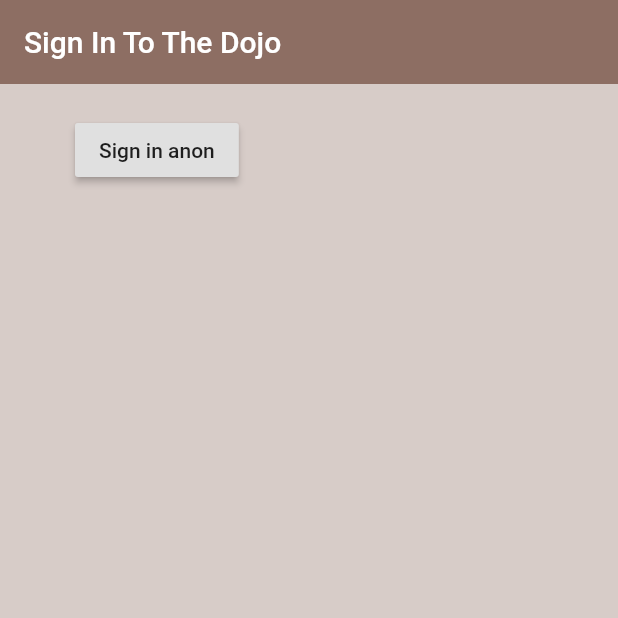
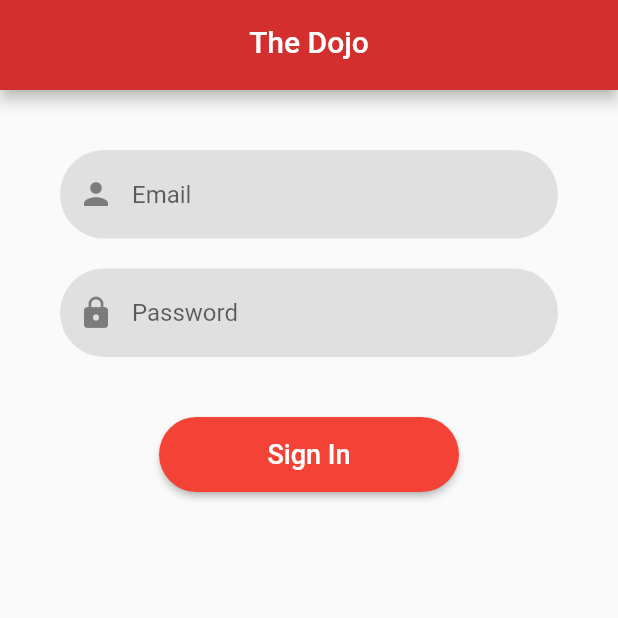
Before and after one commit to huynhtastic/the-dojo, a Flutter app: the screen it shows after launch, on a phone screen of 412 x 824 dp, the top half of it. Run offline on Flutter 3.47's test engine with Material 2 defaults, Android fonts, the phone set to English and light mode, and no system bars.

Commit message:
Make basic sign-in form

```diff
--- a/lib/app_authorization.dart
+++ b/lib/app_authorization.dart
@@ -1,11 +1,9 @@
 import 'package:flutter/material.dart';
-
-import 'screens/authentication/authentication.dart';
-import 'screens/app/app.dart';
+import 'package:the_dojo/screens/authentication/sign_in.dart';
 
 class AppAuthorization extends StatelessWidget {
   @override
   Widget build(BuildContext context) {
-    return MaterialApp(home: Authentication(),);
+    return SignIn();
   }
 }
--- a/lib/main.dart
+++ b/lib/main.dart
@@ -1,5 +1,13 @@
 import 'package:flutter/material.dart';
+import 'package:the_dojo/app_authorization.dart';
 
-import 'app_authorization.dart';
+class Main extends StatelessWidget {
+  @override
+  Widget build(BuildContext context) {
+    return MaterialApp(
+      home: AppAuthorization(),
+    );
+  }
+}
 
-void main() => runApp(AppAuthorization());
+void main() => runApp(Main());
--- a/lib/models/user.dart
+++ /dev/null
@@ -1,11 +0,0 @@
-import 'package:firebase_auth/firebase_auth.dart';
-
-class User {
-  final String uid;
-
-  User({this.uid});
-
-  static User fromFirebaseUser(FirebaseUser user) {
-    return user != null ? User(uid: user.uid) : null;
-  }
-}
--- a/lib/screens/authentication/authentication.dart
+++ /dev/null
@@ -1,17 +0,0 @@
-import 'package:flutter/material.dart';
-
-import 'signin.dart';
-
-class Authentication extends StatefulWidget {
-  @override
-  _AuthenticationState createState() => _AuthenticationState();
-}
-
-class _AuthenticationState extends State<Authentication> {
-  @override
-  Widget build(BuildContext context) {
-    return Container(
-      child: SignIn(),
-    );
-  }
-}
--- /dev/null
+++ b/lib/screens/authentication/constants/form_input_decoration.dart
@@ -0,0 +1,12 @@
+import 'package:flutter/material.dart';
+import 'package:the_dojo/theme.dart';
+
+final formInputDecoration = InputDecoration(
+  border: OutlineInputBorder(
+    borderRadius: BorderRadius.circular(30.0),
+    borderSide: BorderSide.none,
+  ),
+  focusColor: mainColor,
+  filled: true,
+  fillColor: Colors.grey[300],
+);
--- /dev/null
+++ b/lib/screens/authentication/sign_in.dart
@@ -0,0 +1,55 @@
+import 'package:flutter/material.dart';
+import 'package:the_dojo/screens/authentication/constants/form_input_decoration.dart';
+import 'package:the_dojo/screens/authentication/widgets/auth_app_bar.dart';
+import 'package:the_dojo/theme.dart';
+
+class SignIn extends StatelessWidget {
+  @override
+  Widget build(BuildContext context) {
+    final _formKey = GlobalKey<FormState>();
+
+    return Scaffold(
+      appBar: AuthAppBar(title: 'The Dojo'),
+      body: Container(
+        padding: EdgeInsets.all(40.0),
+        child: Form(
+          key: _formKey,
+          child: Column(
+            children: <Widget>[
+              TextFormField(
+                decoration: formInputDecoration.copyWith(
+                  hintText: 'Email',
+                  prefixIcon: Icon(Icons.person),
+                ),
+              ),
+              SizedBox(height: 20),
+              TextFormField(
+                decoration: formInputDecoration.copyWith(
+                  hintText: 'Password',
+                  prefixIcon: Icon(Icons.lock),
+                ),
+              ),
+              SizedBox(height: 40),
+              MaterialButton(
+                height: 50.0,
+                minWidth: 200.0,
+                shape: RoundedRectangleBorder(
+                  borderRadius: BorderRadius.circular(30.0),
+                ),
+                color: mainColor,
+                child: Text(
+                  'Sign In',
+                  style: TextStyle(
+                    color: Colors.white,
+                    fontSize: 18,
+                  ),
+                ),
+                onPressed: () {},
+              ),
+            ],
+          ),
+        ),
+      ),
+    );
+  }
+}
--- a/lib/screens/authentication/signin.dart
+++ /dev/null
@@ -1,38 +0,0 @@
-import 'package:flutter/material.dart';
-import 'package:the_dojo/services/authentication.dart';
-
-class SignIn extends StatefulWidget {
-  @override
-  _SignInState createState() => _SignInState();
-}
-
-class _SignInState extends State<SignIn> {
-  final _auth = AuthenticationService();
-
-  @override
-  Widget build(BuildContext context) {
-    return Scaffold(
-      backgroundColor: Colors.brown[100],
-      appBar: AppBar(
-        backgroundColor: Colors.brown[400],
-        elevation: 0.0,
-        title: Text('Sign In To The Dojo'),
-      ),
-      body: Container(
-        padding: EdgeInsets.symmetric(vertical: 20.0, horizontal: 50.0),
-        child: RaisedButton(
-          child: Text('Sign in anon'),
-          onPressed: () async {
-            final res = await _auth.signInAnon();
-            if (res == null) {
-              print('sign in was null');
-            } else {
-              print('signed in');
-              print(res);
-            }
-          },
-        ),
-      ),
-    );
-  }
-}
--- /dev/null
+++ b/lib/screens/authentication/widgets/auth_app_bar.dart
@@ -0,0 +1,20 @@
+import 'package:flutter/material.dart';
+import 'package:the_dojo/theme.dart';
+
+class AuthAppBar extends StatelessWidget implements PreferredSizeWidget {
+  final String title;
+
+  @override
+  final Size preferredSize;
+
+  AuthAppBar({@required this.title}) : preferredSize = Size.fromHeight(60.0);
+
+  @override
+  Widget build(BuildContext context) {
+    return AppBar(
+      centerTitle: true,
+      title: Text(title),
+      backgroundColor: appBarBg,
+    );
+  }
+}
--- /dev/null
+++ b/lib/theme.dart
@@ -0,0 +1,5 @@
+import 'package:flutter/material.dart';
+
+const mainColor = Colors.red;
+
+final appBarBg = mainColor[700];
```
Also changed, not shown: lib/screens/app/app.dart (deleted, +0 -12 lines), lib/services/authentication.dart (deleted, +0 -36 lines).
